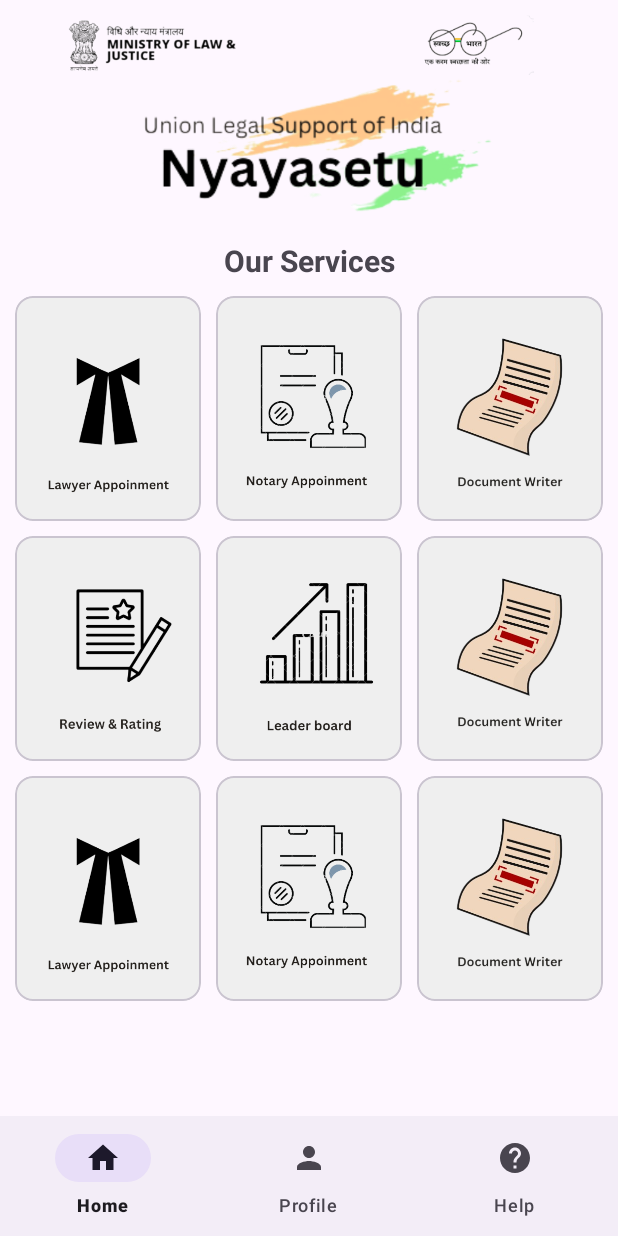
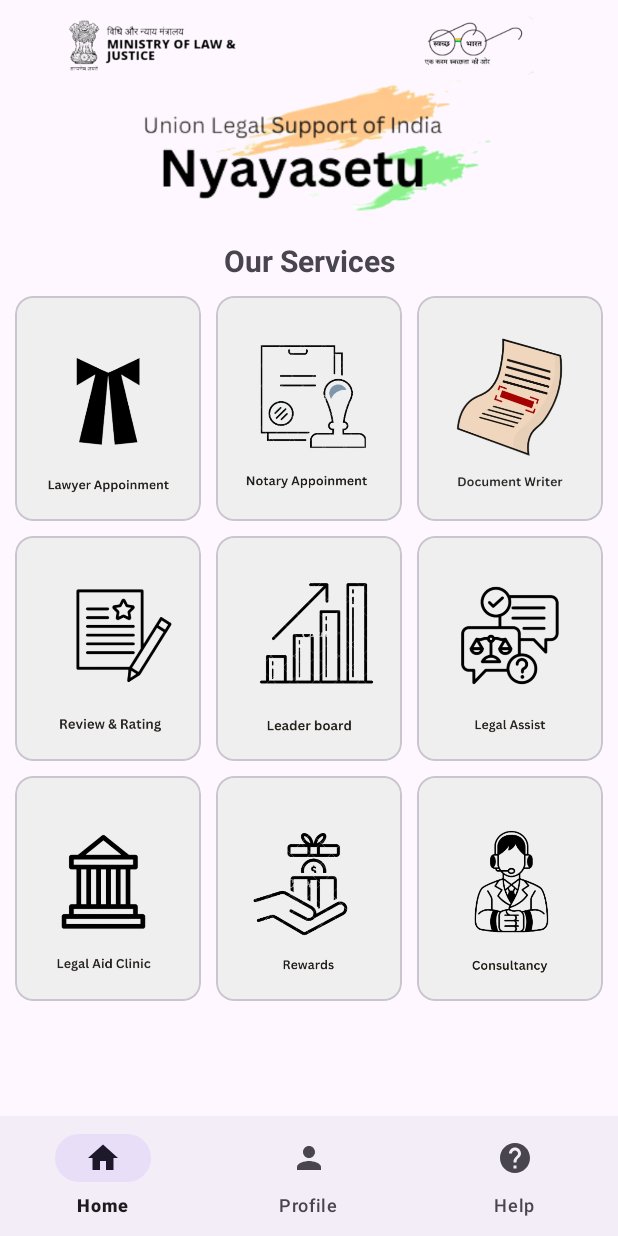
Before and after one commit to SIH-2023-insert-team-name/NyayaSetu-App, an Android app: the screen it shows after launch (ClientActivity), on a phone screen of 412 x 824 dp. Run offline under Robolectric (Android 15) with nearby library versions, the phone set to English and light mode, and no system bars; our stand-ins replace Dagger/Hilt's generated code, navigation-ui.

Commit message:
Updated home screen

```diff
--- a/app/src/main/java/bharat/law/nyayasetu/auth/SignUpActivity.kt
+++ b/app/src/main/java/bharat/law/nyayasetu/auth/SignUpActivity.kt
@@ -25,7 +25,6 @@
         setContentView(binding.root)
 
         window.setStatusBarColor(ContextCompat.getColor(baseContext, R.color.yellow))
-
 
 
         binding.tvSignIn.setOnClickListener {
--- a/app/src/main/res/layout/fragment_home.xml
+++ b/app/src/main/res/layout/fragment_home.xml
@@ -131,7 +131,7 @@
                 android:layout_width="wrap_content"
                 android:layout_height="wrap_content"
                 android:layout_margin="15dp"
-                android:src="@drawable/ic_document_writer" />
+                android:src="@drawable/ic_legal_assist" />
         </com.google.android.material.card.MaterialCardView>
     </LinearLayout>
 
@@ -152,7 +152,7 @@
                 android:layout_width="wrap_content"
                 android:layout_height="wrap_content"
                 android:layout_margin="15dp"
-                android:src="@drawable/ic_lawyer_appointment" />
+                android:src="@drawable/ic_legal_aid_clinic" />
         </com.google.android.material.card.MaterialCardView>
 
         <com.google.android.material.card.MaterialCardView
@@ -166,7 +166,7 @@
                 android:layout_width="wrap_content"
                 android:layout_height="wrap_content"
                 android:layout_margin="15dp"
-                android:src="@drawable/ic_notary_appointment" />
+                android:src="@drawable/ic_rewards" />
         </com.google.android.material.card.MaterialCardView>
 
         <com.google.android.material.card.MaterialCardView
@@ -179,7 +179,7 @@
                 android:layout_width="wrap_content"
                 android:layout_height="wrap_content"
                 android:layout_margin="15dp"
-                android:src="@drawable/ic_document_writer" />
+                android:src="@drawable/ic_consultancy" />
         </com.google.android.material.card.MaterialCardView>
     </LinearLayout>
 </LinearLayout>
```
Also changed, not shown: app/src/main/java/bharat/law/nyayasetu/client/ui/LawyerAppointmentFragment.kt (added, +20 -0 lines), app/src/main/res/layout/fragment_lawyer_appointment.xml (added, +14 -0 lines), app/src/main/res/drawable/ic_consultancy.png (added), app/src/main/res/drawable/ic_legal_aid_clinic.png (added), app/src/main/res/drawable/ic_legal_assist.png (added), app/src/main/res/drawable/ic_rewards.png (added).
